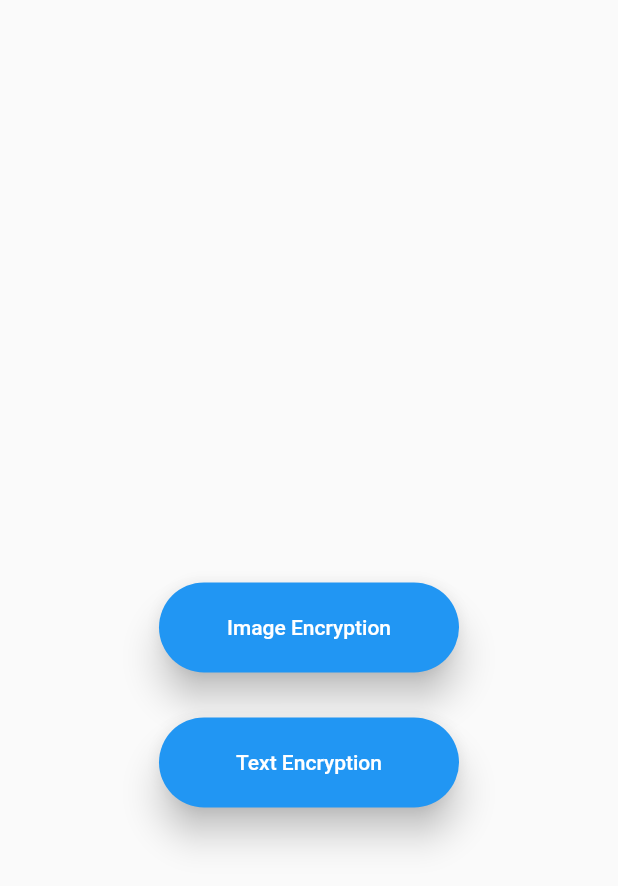
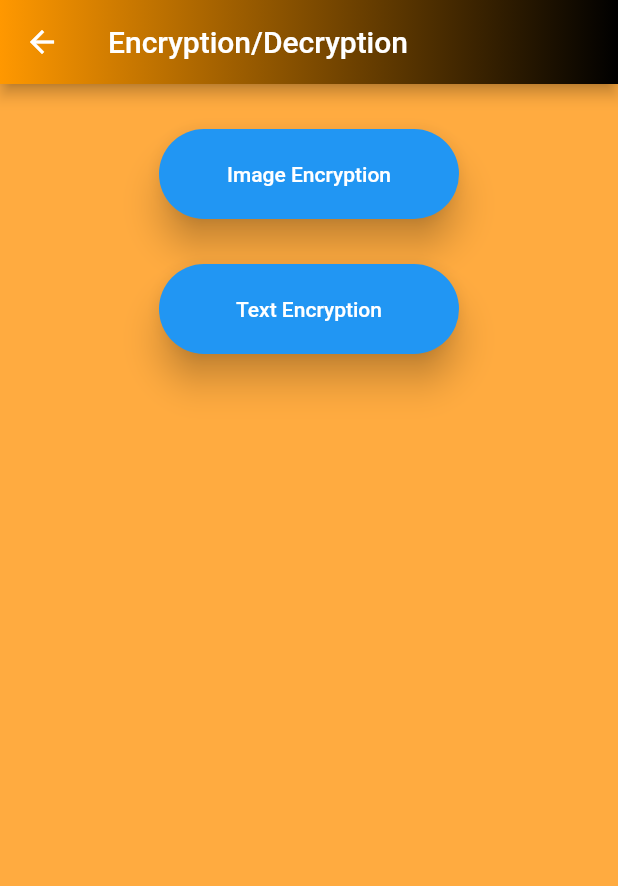
Before and after one commit to Asena223/image1, a Flutter app: the Login123Page screen opened directly, on a phone screen of 412 x 824 dp. Shown: the top 886 px of the screen. Run offline on Flutter 3.47's test engine with Material 2 defaults, Android fonts, the phone set to English and light mode, and no system bars; our stand-ins replace fluttertoast, hex, image_picker; missing offline and left inert: encrypt, sha3.

Commit message:
ikinci gönderme

```diff
--- a/lib/START/loginUi.dart
+++ b/lib/START/loginUi.dart
@@ -4,21 +4,24 @@ import 'package:ymgkproje/UI/home.page.dart';
 import '../foto.dart';
 import 'inputWidget.dart';
 
-class Login123Page extends StatefulWidget {
-  @override
-  _Login123PageState createState() => _Login123PageState();
-}
-
-class _Login123PageState extends State<Login123Page> {
+class Login123Page extends StatelessWidget {
   @override
   Widget build(BuildContext context) {
-    return Column(
-      children: <Widget>[
-        Padding(
-          padding:
-              EdgeInsets.only(top: MediaQuery.of(context).size.height / 2.3),
+    return Scaffold(
+      appBar: AppBar(
+        title: Text("Encryption/Decryption"),
+        flexibleSpace: Container(
+          decoration: BoxDecoration(
+            gradient: LinearGradient(
+              begin: Alignment.centerLeft,
+              end: Alignment.centerRight,
+              colors: <Color>[Colors.orange, Colors.black],
             ),
-        Column(
+          ),
+        ),
+      ),
+      backgroundColor: Colors.orangeAccent,
+      body: Column(
         children: <Widget>[
           Column(
             crossAxisAlignment: CrossAxisAlignment.start,
@@ -36,8 +39,8 @@ class _Login123PageState extends State<Login123Page> {
           ),
           ElevatedButton(
             onPressed: () {
-                Navigator.push(context,
-                    MaterialPageRoute(builder: (context) => FotoEkle()));
+              Navigator.push(
+                  context, MaterialPageRoute(builder: (context) => FotoEkle()));
             },
             style: ElevatedButton.styleFrom(
               fixedSize: const Size(200, 60),
@@ -53,8 +56,8 @@ class _Login123PageState extends State<Login123Page> {
           ),
           ElevatedButton(
             onPressed: () {
-                Navigator.push(context,
-                    MaterialPageRoute(builder: (context) => HomePage()));
+              Navigator.push(
+                  context, MaterialPageRoute(builder: (context) => HomePage()));
             },
             style: ElevatedButton.styleFrom(
               fixedSize: const Size(200, 60),
@@ -63,14 +66,15 @@ class _Login123PageState extends State<Login123Page> {
                 borderRadius: new BorderRadius.circular(30.0),
               ),
             ),
-              child: Text('Text Encryption'),
+            child: Text(
+              'Text Encryption',
+            ),
           )
 
           // roundedRectButton("Let's get Started", signInGradients, true),
           // roundedRectButton("Create an Account", signUpGradients, false),
         ],
-        )
-      ],
+      ),
     );
   }
 }
@@ -113,13 +117,13 @@ class _Login123PageState extends State<Login123Page> {
 //     );
 //   });
 // }
-//ilk eklediğimde farklı renkler vermek için eklemiştim
-// const List<Color> imageGradients = [
-//   Color(0xFF0EDED2),
-//   Color(0xFF03A0FE),
-// ];
-//
-// const List<Color> textGradients = [
-//   Color(0xFFFF9945),
-//   Color(0xFFFc6076),
-// ];
+// ilk eklediğimde farklı renkler vermek için eklemiştim
+const List<Color> imageGradients = [
+  Color(0xFF0EDED2),
+  Color(0xFF03A0FE),
+];
+
+const List<Color> textGradients = [
+  Color(0xFFFF9945),
+  Color(0xFFFc6076),
+];
```
Also changed, not shown: 4 other files. Lines whose indentation alone changed are shown as unchanged.
